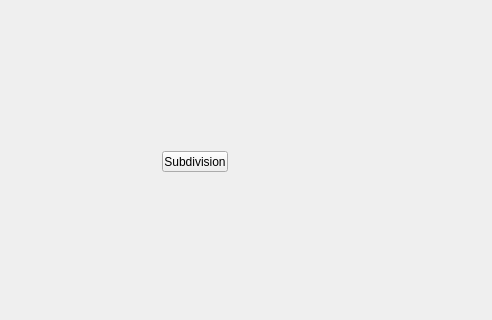
This is ui/subdivision_submenu.ui in m3trik/Scripts_portable as Qt 5 draws it before an edit; both pictures show x 108 to 600 and y 139 to 459 of the 600 by 600 pixel window. The edited form follows.
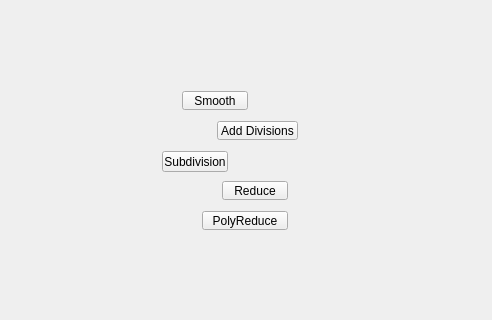
This is the edited form.

Diff of the .ui file:
```diff
--- a/ui/subdivision_submenu.ui
+++ b/ui/subdivision_submenu.ui
@@ -87,6 +87,167 @@
      <string>Subdivision</string>
     </property>
    </widget>
+   <widget class="QPushButton" name="b004">
+    <property name="enabled">
+     <bool>true</bool>
+    </property>
+    <property name="geometry">
+     <rect>
+      <x>310</x>
+      <y>350</y>
+      <width>86</width>
+      <height>19</height>
+     </rect>
+    </property>
+    <property name="maximumSize">
+     <size>
+      <width>111</width>
+      <height>19</height>
+     </size>
+    </property>
+    <property name="toolTip">
+     <string>Simplify a polygonal object by reducing geometry while preserving the overall shape of the mesh.</string>
+    </property>
+    <property name="text">
+     <string>PolyReduce</string>
+    </property>
+    <property name="iconSize">
+     <size>
+      <width>18</width>
+      <height>18</height>
+     </size>
+    </property>
+   </widget>
+   <widget class="QPushButton" name="b009">
+    <property name="enabled">
+     <bool>true</bool>
+    </property>
+    <property name="geometry">
+     <rect>
+      <x>290</x>
+      <y>230</y>
+      <width>66</width>
+      <height>19</height>
+     </rect>
+    </property>
+    <property name="maximumSize">
+     <size>
+      <width>111</width>
+      <height>19</height>
+     </size>
+    </property>
+    <property name="toolTip">
+     <string>Smooth modifier</string>
+    </property>
+    <property name="text">
+     <string>Smooth</string>
+    </property>
+    <property name="iconSize">
+     <size>
+      <width>18</width>
+      <height>18</height>
+     </size>
+    </property>
+   </widget>
+   <widget class="QPushButton" name="b008">
+    <property name="enabled">
+     <bool>true</bool>
+    </property>
+    <property name="geometry">
+     <rect>
+      <x>325</x>
+      <y>260</y>
+      <width>81</width>
+      <height>19</height>
+     </rect>
+    </property>
+    <property name="maximumSize">
+     <size>
+      <width>111</width>
+      <height>19</height>
+     </size>
+    </property>
+    <property name="toolTip">
+     <string>Tesselate modifier</string>
+    </property>
+    <property name="text">
+     <string>Add Divisions</string>
+    </property>
+    <property name="iconSize">
+     <size>
+      <width>18</width>
+      <height>18</height>
+     </size>
+    </property>
+    <property name="balette" stdset="0">
+     <palette>
+      <active>
+       <colorrole role="Base">
+        <brush brushstyle="SolidPattern">
+         <color alpha="255">
+          <red>255</red>
+          <green>255</green>
+          <blue>255</blue>
+         </color>
+        </brush>
+       </colorrole>
+      </active>
+      <inactive>
+       <colorrole role="Base">
+        <brush brushstyle="SolidPattern">
+         <color alpha="255">
+          <red>255</red>
+          <green>255</green>
+          <blue>255</blue>
+         </color>
+        </brush>
+       </colorrole>
+      </inactive>
+      <disabled>
+       <colorrole role="Base">
+        <brush brushstyle="SolidPattern">
+         <color alpha="255">
+          <red>255</red>
+          <green>85</green>
+          <blue>0</blue>
+         </color>
+        </brush>
+       </colorrole>
+      </disabled>
+     </palette>
+    </property>
+   </widget>
+   <widget class="QPushButton" name="b005">
+    <property name="enabled">
+     <bool>true</bool>
+    </property>
+    <property name="geometry">
+     <rect>
+      <x>330</x>
+      <y>320</y>
+      <width>66</width>
+      <height>19</height>
+     </rect>
+    </property>
+    <property name="maximumSize">
+     <size>
+      <width>111</width>
+      <height>19</height>
+     </size>
+    </property>
+    <property name="toolTip">
+     <string>Reduce number of poliginal components for selected objects</string>
+    </property>
+    <property name="text">
+     <string>Reduce</string>
+    </property>
+    <property name="iconSize">
+     <size>
+      <width>18</width>
+      <height>18</height>
+     </size>
+    </property>
+   </widget>
   </widget>
  </widget>
  <resources/>
```
